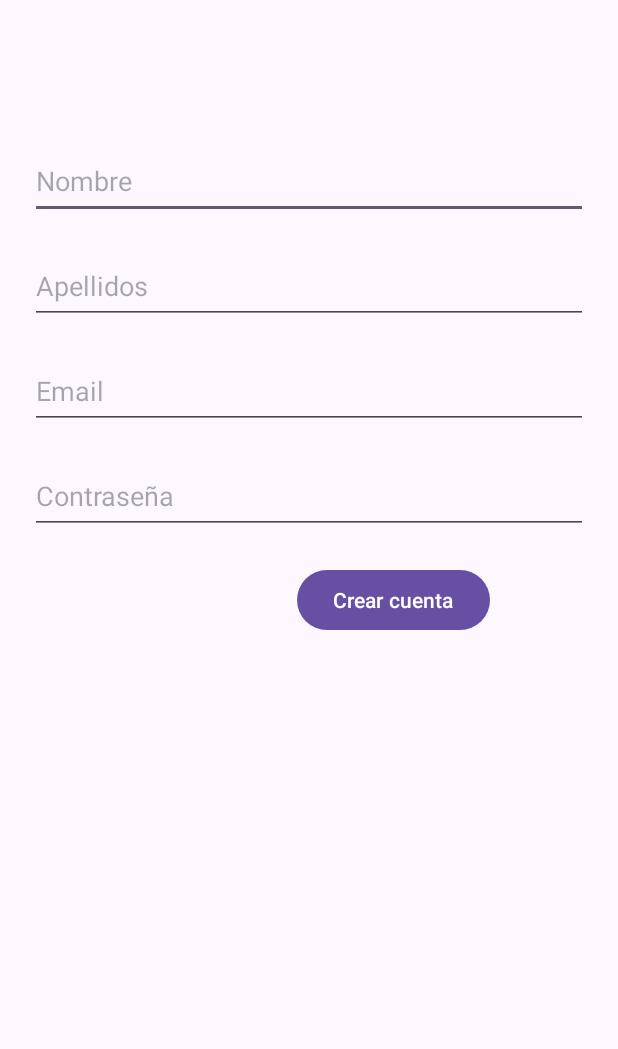
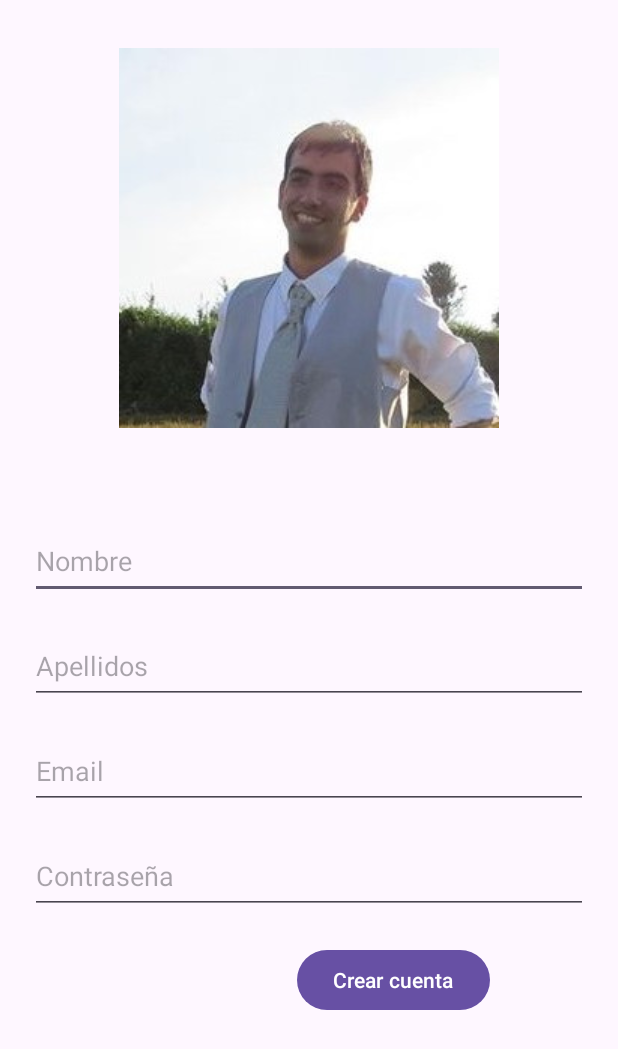
Before and after one commit to mexcat/Registro, an Android app: the screen it shows after launch (MainActivity), after a tap on "Crear cuenta", on a phone screen of 412 x 824 dp. Shown: the top 1049 px of the screen. Run offline under Robolectric (Android 15) with nearby library versions, the phone set to English and light mode, and no system bars.

Commit message:
Se agrega foto xD

```diff
--- a/app/src/main/java/com/example/registro/MainActivity.java
+++ b/app/src/main/java/com/example/registro/MainActivity.java
@@ -35,6 +35,8 @@ public class MainActivity extends AppCompatActivity {
                    pass.getText().toString().isEmpty()){
 
                     Toast.makeText(getBaseContext(), "Favor llenar todos los campos", Toast.LENGTH_SHORT).show();
+                }else if(!email.getText().toString().contains("@") ||!email.getText().toString().contains(".")) {
+                    Toast.makeText(getBaseContext(), "Ingrese Email válido", Toast.LENGTH_SHORT).show();
                 }else{
                     Toast.makeText(getBaseContext(), "Helouuuu "+ nombre.getText().toString() + " " +apellido.getText().toString(), Toast.LENGTH_SHORT).show();
                 }
--- a/app/src/main/res/layout/activity_main.xml
+++ b/app/src/main/res/layout/activity_main.xml
@@ -11,10 +11,13 @@
         android:layout_width="wrap_content"
         android:layout_height="wrap_content"
         android:layout_marginTop="32dp"
+        android:adjustViewBounds="true"
+        android:cropToPadding="true"
         app:layout_constraintEnd_toEndOf="parent"
         app:layout_constraintStart_toStartOf="parent"
         app:layout_constraintTop_toTopOf="parent"
-        tools:srcCompat="@tools:sample/avatars" />
+        app:srcCompat="@drawable/foto"
+        tools:srcCompat="@drawable/foto" />
 
     <EditText
         android:id="@+id/etv_first_name"
```
